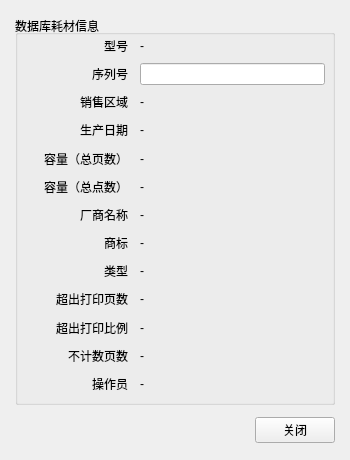
The window that sqlchipinfo.ui (zlmone/supply_writer) describes before a commit, drawn with Qt 5.
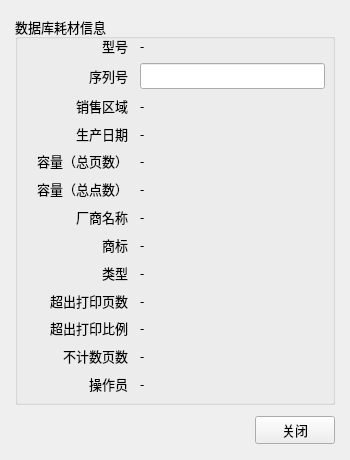
The same window after the commit.

```diff
--- a/sqlchipinfo.ui
+++ b/sqlchipinfo.ui
@@ -25,6 +25,12 @@
      <height>390</height>
     </rect>
    </property>
+   <property name="font">
+    <font>
+     <family>微软雅黑</family>
+     <pointsize>10</pointsize>
+    </font>
+   </property>
    <property name="title">
     <string>数据库耗材信息</string>
    </property>
@@ -40,12 +46,24 @@
       <height>360</height>
      </rect>
     </property>
+    <property name="font">
+     <font>
+      <family>微软雅黑</family>
+      <pointsize>10</pointsize>
+     </font>
+    </property>
     <layout class="QGridLayout" name="gridLayout" columnstretch="5,9">
      <property name="horizontalSpacing">
       <number>12</number>
      </property>
      <item row="1" column="0">
       <widget class="QLabel" name="label_3">
+       <property name="font">
+        <font>
+         <family>微软雅黑</family>
+         <pointsize>10</pointsize>
+        </font>
+       </property>
        <property name="text">
         <string>序列号</string>
        </property>
@@ -56,6 +74,12 @@
      </item>
      <item row="6" column="1">
       <widget class="QLabel" name="label_19">
+       <property name="font">
+        <font>
+         <family>微软雅黑</family>
+         <pointsize>10</pointsize>
+        </font>
+       </property>
        <property name="text">
         <string>-</string>
        </property>
@@ -63,6 +87,12 @@
      </item>
      <item row="11" column="0">
       <widget class="QLabel" name="label_14">
+       <property name="font">
+        <font>
+         <family>微软雅黑</family>
+         <pointsize>10</pointsize>
+        </font>
+       </property>
        <property name="text">
         <string>不计数页数</string>
        </property>
@@ -73,6 +103,12 @@
      </item>
      <item row="8" column="0">
       <widget class="QLabel" name="label_11">
+       <property name="font">
+        <font>
+         <family>微软雅黑</family>
+         <pointsize>10</pointsize>
+        </font>
+       </property>
        <property name="text">
         <string>类型</string>
        </property>
@@ -83,6 +119,12 @@
      </item>
      <item row="0" column="0">
       <widget class="QLabel" name="label">
+       <property name="font">
+        <font>
+         <family>微软雅黑</family>
+         <pointsize>10</pointsize>
+        </font>
+       </property>
        <property name="text">
         <string>型号</string>
        </property>
@@ -93,6 +135,12 @@
      </item>
      <item row="7" column="1">
       <widget class="QLabel" name="label_20">
+       <property name="font">
+        <font>
+         <family>微软雅黑</family>
+         <pointsize>10</pointsize>
+        </font>
+       </property>
        <property name="text">
         <string>-</string>
        </property>
@@ -100,6 +148,12 @@
      </item>
      <item row="10" column="1">
       <widget class="QLabel" name="label_23">
+       <property name="font">
+        <font>
+         <family>微软雅黑</family>
+         <pointsize>10</pointsize>
+        </font>
+       </property>
        <property name="text">
         <string>-</string>
        </property>
@@ -107,6 +161,12 @@
      </item>
      <item row="3" column="0">
       <widget class="QLabel" name="label_6">
+       <property name="font">
+        <font>
+         <family>微软雅黑</family>
+         <pointsize>10</pointsize>
+        </font>
+       </property>
        <property name="text">
         <string>生产日期</string>
        </property>
@@ -117,6 +177,12 @@
      </item>
      <item row="4" column="1">
       <widget class="QLabel" name="label_17">
+       <property name="font">
+        <font>
+         <family>微软雅黑</family>
+         <pointsize>10</pointsize>
+        </font>
+       </property>
        <property name="text">
         <string>-</string>
        </property>
@@ -124,6 +190,12 @@
      </item>
      <item row="6" column="0">
       <widget class="QLabel" name="label_9">
+       <property name="font">
+        <font>
+         <family>微软雅黑</family>
+         <pointsize>10</pointsize>
+        </font>
+       </property>
        <property name="text">
         <string>厂商名称</string>
        </property>
@@ -134,6 +206,12 @@
      </item>
      <item row="10" column="0">
       <widget class="QLabel" name="label_13">
+       <property name="font">
+        <font>
+         <family>微软雅黑</family>
+         <pointsize>10</pointsize>
+        </font>
+       </property>
        <property name="text">
         <string>超出打印比例</string>
        </property>
@@ -144,6 +222,12 @@
      </item>
      <item row="4" column="0">
       <widget class="QLabel" name="label_7">
+       <property name="font">
+        <font>
+         <family>微软雅黑</family>
+         <pointsize>10</pointsize>
+        </font>
+       </property>
        <property name="text">
         <string>容量（总页数）</string>
        </property>
@@ -154,6 +238,12 @@
      </item>
      <item row="2" column="1">
       <widget class="QLabel" name="label_15">
+       <property name="font">
+        <font>
+         <family>微软雅黑</family>
+         <pointsize>10</pointsize>
+        </font>
+       </property>
        <property name="text">
         <string>-</string>
        </property>
@@ -161,6 +251,12 @@
      </item>
      <item row="0" column="1">
       <widget class="QLabel" name="label_2">
+       <property name="font">
+        <font>
+         <family>微软雅黑</family>
+         <pointsize>10</pointsize>
+        </font>
+       </property>
        <property name="text">
         <string>-</string>
        </property>
@@ -168,6 +264,12 @@
      </item>
      <item row="7" column="0">
       <widget class="QLabel" name="label_10">
+       <property name="font">
+        <font>
+         <family>微软雅黑</family>
+         <pointsize>10</pointsize>
+        </font>
+       </property>
        <property name="text">
         <string>商标</string>
        </property>
@@ -178,6 +280,12 @@
      </item>
      <item row="3" column="1">
       <widget class="QLabel" name="label_16">
+       <property name="font">
+        <font>
+         <family>微软雅黑</family>
+         <pointsize>10</pointsize>
+        </font>
+       </property>
        <property name="text">
         <string>-</string>
        </property>
@@ -185,6 +293,12 @@
      </item>
      <item row="2" column="0">
       <widget class="QLabel" name="label_5">
+       <property name="font">
+        <font>
+         <family>微软雅黑</family>
+         <pointsize>10</pointsize>
+        </font>
+       </property>
        <property name="text">
         <string>销售区域</string>
        </property>
@@ -195,6 +309,12 @@
      </item>
      <item row="9" column="0">
       <widget class="QLabel" name="label_12">
+       <property name="font">
+        <font>
+         <family>微软雅黑</family>
+         <pointsize>10</pointsize>
+        </font>
+       </property>
        <property name="text">
         <string>超出打印页数</string>
        </property>
@@ -204,10 +324,23 @@
       </widget>
      </item>
      <item row="1" column="1">
-      <widget class="QLineEdit" name="lineEdit"/>
+      <widget class="QLineEdit" name="lineEdit">
+       <property name="font">
+        <font>
+         <family>微软雅黑</family>
+         <pointsize>10</pointsize>
+        </font>
+       </property>
+      </widget>
      </item>
      <item row="11" column="1">
       <widget class="QLabel" name="label_24">
+       <property name="font">
+        <font>
+         <family>微软雅黑</family>
+         <pointsize>10</pointsize>
+        </font>
+       </property>
        <property name="text">
         <string>-</string>
        </property>
@@ -215,6 +348,12 @@
      </item>
      <item row="5" column="0">
       <widget class="QLabel" name="label_8">
+       <property name="font">
+        <font>
+         <family>微软雅黑</family>
+         <pointsize>10</pointsize>
+        </font>
+       </property>
        <property name="text">
         <string>容量（总点数）</string>
        </property>
@@ -225,6 +364,12 @@
      </item>
      <item row="5" column="1">
       <widget class="QLabel" name="label_18">
+       <property name="font">
+        <font>
+         <family>微软雅黑</family>
+         <pointsize>10</pointsize>
+        </font>
+       </property>
        <property name="text">
         <string>-</string>
        </property>
@@ -232,6 +377,12 @@
      </item>
      <item row="8" column="1">
       <widget class="QLabel" name="label_21">
+       <property name="font">
+        <font>
+         <family>微软雅黑</family>
+         <pointsize>10</pointsize>
+        </font>
+       </property>
        <property name="text">
         <string>-</string>
        </property>
@@ -239,6 +390,12 @@
      </item>
      <item row="9" column="1">
       <widget class="QLabel" name="label_22">
+       <property name="font">
+        <font>
+         <family>微软雅黑</family>
+         <pointsize>10</pointsize>
+        </font>
+       </property>
        <property name="text">
         <string>-</string>
        </property>
@@ -246,6 +403,12 @@
      </item>
      <item row="12" column="0">
       <widget class="QLabel" name="label_4">
+       <property name="font">
+        <font>
+         <family>微软雅黑</family>
+         <pointsize>10</pointsize>
+        </font>
+       </property>
        <property name="text">
         <string>操作员</string>
        </property>
@@ -256,6 +419,12 @@
      </item>
      <item row="12" column="1">
       <widget class="QLabel" name="label_25">
+       <property name="font">
+        <font>
+         <family>微软雅黑</family>
+         <pointsize>10</pointsize>
+        </font>
+       </property>
        <property name="text">
         <string>-</string>
        </property>
@@ -273,9 +442,21 @@
      <height>40</height>
     </rect>
    </property>
+   <property name="font">
+    <font>
+     <family>微软雅黑</family>
+     <pointsize>10</pointsize>
+    </font>
+   </property>
    <layout class="QHBoxLayout" name="horizontalLayout">
     <item>
      <spacer name="horizontalSpacer">
+      <property name="font">
+       <font>
+        <family>微软雅黑</family>
+        <pointsize>10</pointsize>
+       </font>
+      </property>
       <property name="orientation">
        <enum>Qt::Horizontal</enum>
       </property>
@@ -289,6 +470,12 @@
     </item>
     <item>
      <widget class="QPushButton" name="pushButton">
+      <property name="font">
+       <font>
+        <family>微软雅黑</family>
+        <pointsize>10</pointsize>
+       </font>
+      </property>
       <property name="text">
        <string>关闭</string>
       </property>
```
